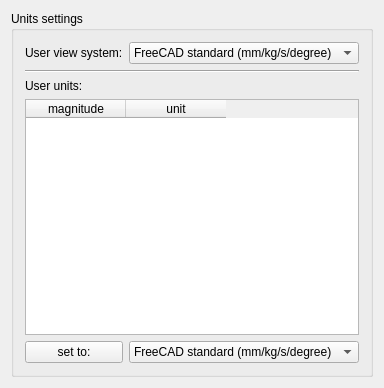
Old version of the form src/Gui/DlgSettingsUnits.ui in the repository berndhahnebach/All_FreeCAD.
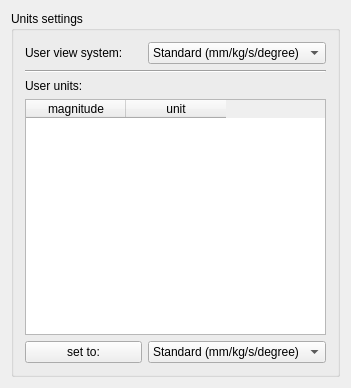
New version of the form.

What changed in the file:
```diff
--- a/src/Gui/DlgSettingsUnits.ui
+++ b/src/Gui/DlgSettingsUnits.ui
@@ -33,7 +33,7 @@
          <widget class="QComboBox" name="comboBox_ViewSystem">
           <item>
            <property name="text">
-            <string>FreeCAD standard (mm/kg/s/degree)</string>
+            <string>Standard (mm/kg/s/degree)</string>
            </property>
           </item>
           <item>
@@ -97,7 +97,7 @@
          <widget class="QComboBox" name="comboBox_ResetSystem">
           <item>
            <property name="text">
-            <string>FreeCAD standard (mm/kg/s/degree)</string>
+            <string>Standard (mm/kg/s/degree)</string>
            </property>
           </item>
           <item>
```
